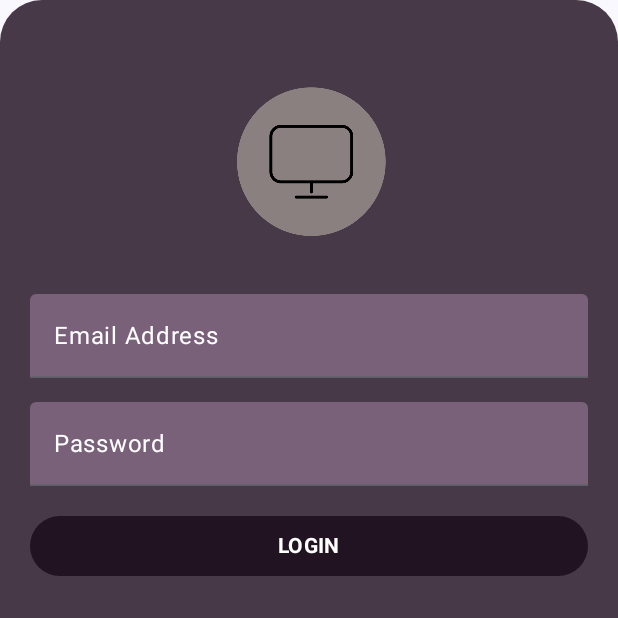
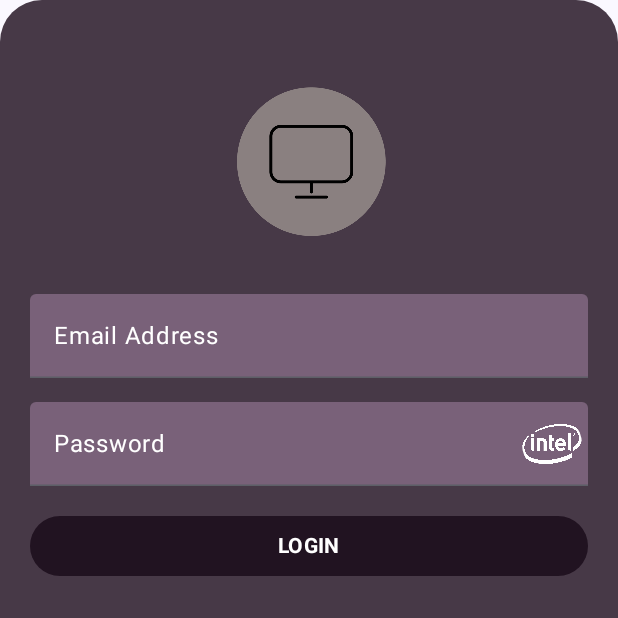
Before and after one commit to ricathsb/CaritasRig, an Android app built with Jetpack Compose: the composable LoginScreenContent shown on its own in the app's theme, on a phone screen of 412 x 824 dp, the top half of it. Run offline under Robolectric (Android 15) with nearby library versions, the phone set to English and light mode, and no system bars; our stand-ins replace Firebase (no records; nobody signed in at launch, a user with empty details on screens opened directly).

Commit message:
UI updates

```diff
--- a/app/src/main/java/com/superbgoal/caritasrig/activity/LoginActivity.kt
+++ b/app/src/main/java/com/superbgoal/caritasrig/activity/LoginActivity.kt
@@ -23,6 +23,8 @@ import androidx.compose.material3.Button
 import androidx.compose.material3.ButtonDefaults
 import androidx.compose.material3.CircularProgressIndicator
 import androidx.compose.material3.ExperimentalMaterial3Api
+import androidx.compose.material3.Icon
+import androidx.compose.material3.IconButton
 import androidx.compose.material3.MaterialTheme
 import androidx.compose.material3.OutlinedButton
 import androidx.compose.material3.Scaffold
@@ -45,6 +47,7 @@ import androidx.compose.ui.platform.LocalContext
 import androidx.compose.ui.res.painterResource
 import androidx.compose.ui.text.font.FontWeight
 import androidx.compose.ui.text.input.PasswordVisualTransformation
+import androidx.compose.ui.text.input.VisualTransformation
 import androidx.compose.ui.unit.IntOffset
 import androidx.compose.ui.unit.dp
 import com.superbgoal.caritasrig.R
@@ -118,6 +121,7 @@ fun SwipeableLoginScreen(
 fun LoginScreenContent(initialEmail: String = "") {
     var email by remember { mutableStateOf(initialEmail) }
     var password by remember { mutableStateOf("") }
+    var isPasswordVisible by remember { mutableStateOf(false) }
     var isLoading by remember { mutableStateOf(false) }
     val context = LocalContext.current
     val authenticationManager = remember { AuthenticationManager(context) }
@@ -159,10 +163,21 @@ fun LoginScreenContent(initialEmail: String = "") {
                 value = password,
                 onValueChange = { password = it },
                 label = { Text("Password", color = Color.White) },
-                visualTransformation = PasswordVisualTransformation(),
+                visualTransformation = if (isPasswordVisible) VisualTransformation.None else PasswordVisualTransformation(),
                 colors = TextFieldDefaults.outlinedTextFieldColors(
                     containerColor = textFieldColor,
                 ),
+                trailingIcon = {
+                    IconButton(onClick = { isPasswordVisible = !isPasswordVisible }) {
+                        val icon = if (isPasswordVisible) R.drawable.amd_logo else R.drawable.intel_logo
+                        val description = if (isPasswordVisible) "Hide password" else "Show password"
+                        Icon(
+                            painter = painterResource(id = icon),
+                            contentDescription = description,
+                            tint = Color.White
+                        )
+                    }
+                },
                 modifier = Modifier.fillMaxWidth()
             )
 
```
Also changed, not shown: app/src/main/res/drawable/component_bg.png (added), 1 other file.
